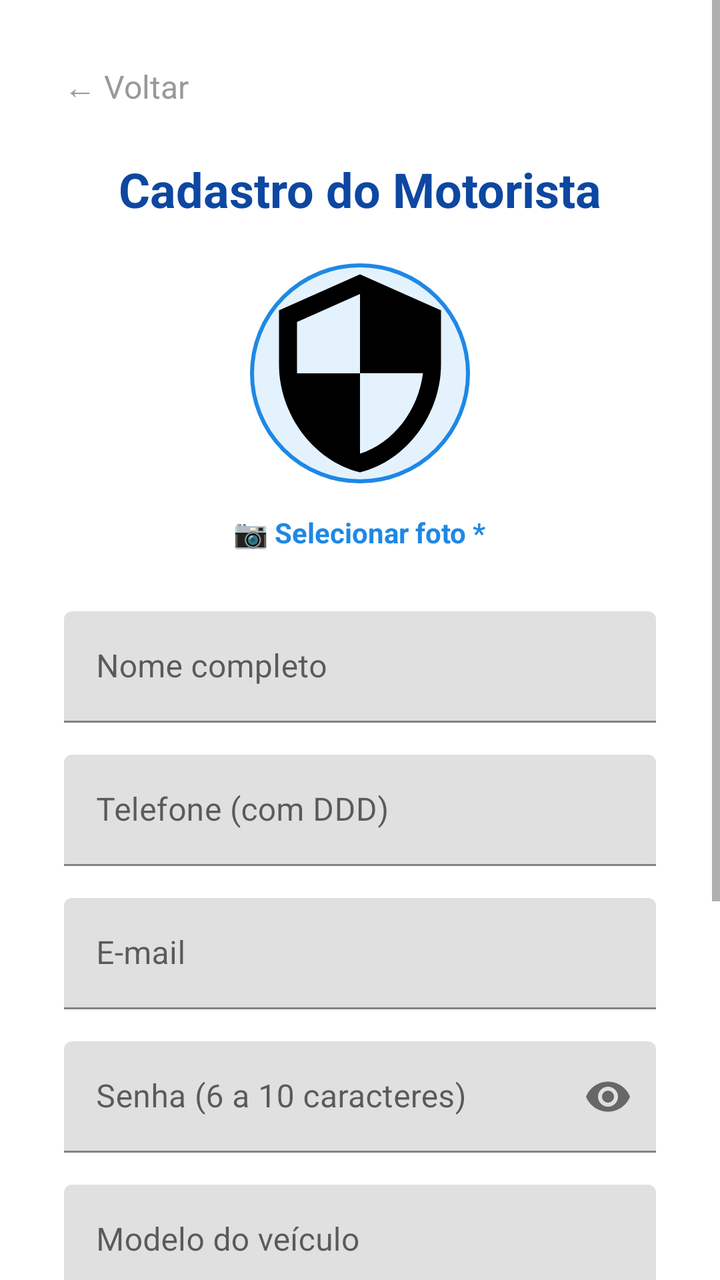
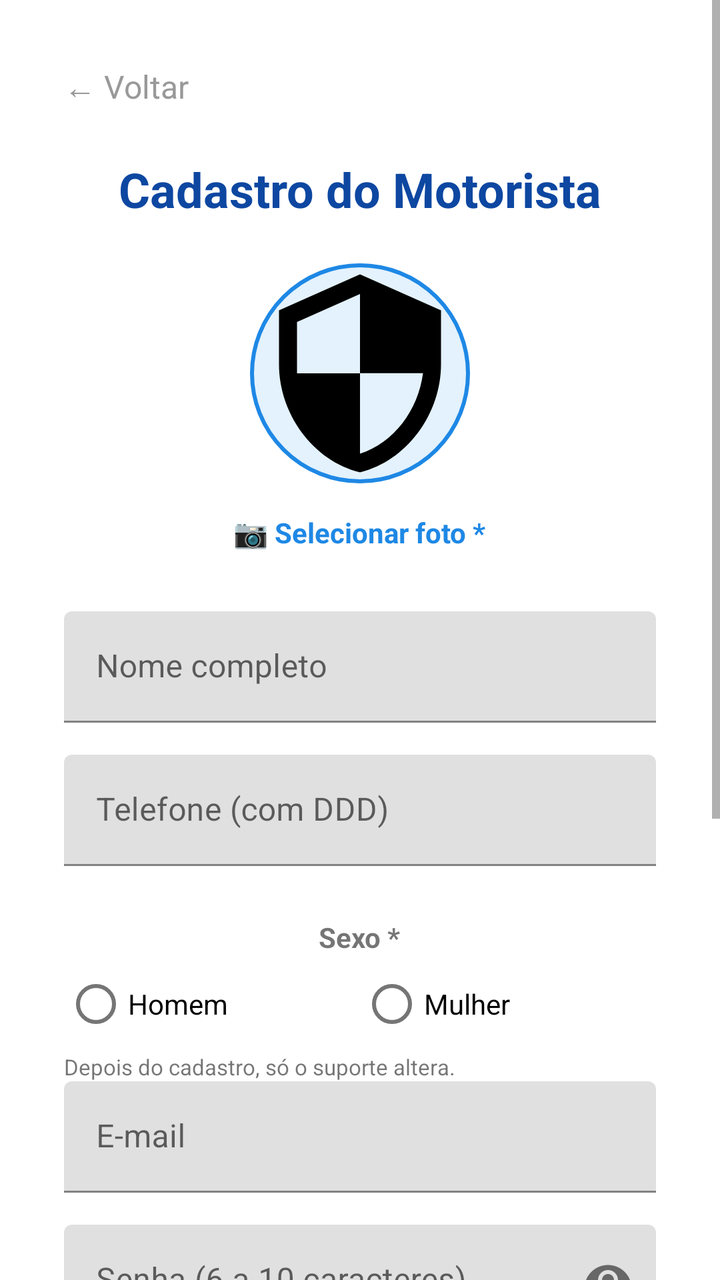

Compare the two renders of this Android layout. The source of the first and the diff that turns it into the second are given below.
<!-- AndroidManifest.xml: application theme Theme.MaterialComponents.Light.NoActionBar -->
<!-- res/layout/activity_cadastro_motorista.xml -->
<?xml version="1.0" encoding="utf-8"?>
<ScrollView xmlns:android="http://schemas.android.com/apk/res/android"
    xmlns:app="http://schemas.android.com/apk/res-auto"
    xmlns:tools="http://schemas.android.com/tools"
    android:layout_width="match_parent"
    android:layout_height="match_parent"
    android:background="@android:color/white"
    android:fillViewport="true"
    android:fitsSystemWindows="true">

    <LinearLayout
        android:layout_width="match_parent"
        android:layout_height="wrap_content"
        android:orientation="vertical"
        android:padding="32dp"
        android:paddingTop="48dp"
        tools:context=".CadastroMotoristaActivity">

        
        <TextView
            android:id="@+id/btnVoltar"
            android:layout_width="wrap_content"
            android:layout_height="wrap_content"
            android:text="← Voltar"
            android:textSize="16sp"
            android:textColor="#999999"
            android:clickable="true"
            android:focusable="true"
            android:background="?attr/selectableItemBackground"
            android:layout_marginBottom="24dp" />

        
        <LinearLayout
            android:layout_width="match_parent"
            android:layout_height="wrap_content"
            android:orientation="vertical"
            android:gravity="center_horizontal">

            <TextView
                android:id="@+id/tvTituloCadastro"
                android:layout_width="wrap_content"
                android:layout_height="wrap_content"
                android:text="Cadastro do Motorista"
                android:textSize="24sp"
                android:textStyle="bold"
                android:textColor="@color/motorista_azul_escuro"
                android:layout_marginBottom="20dp" />

            
            <com.google.android.material.imageview.ShapeableImageView
                android:id="@+id/ivFotoMotorista"
                android:layout_width="112dp"
                android:layout_height="112dp"
                android:background="@color/motorista_azul_claro"
                android:padding="2dp"
                android:scaleType="centerCrop"
                android:src="@drawable/ic_admin"
                app:shapeAppearanceOverlay="@style/AdminLogoCircular"
                app:strokeColor="@color/motorista_azul"
                app:strokeWidth="2dp" />

            <TextView
                android:id="@+id/tvSelecionarFotoMotorista"
                android:layout_width="wrap_content"
                android:layout_height="wrap_content"
                android:layout_marginTop="8dp"
                android:layout_marginBottom="24dp"
                android:background="?attr/selectableItemBackground"
                android:clickable="true"
                android:focusable="true"
                android:padding="6dp"
                android:text="📷 Selecionar foto *"
                android:textColor="@color/motorista_azul"
                android:textSize="14sp"
                android:textStyle="bold" />

            
            <com.google.android.material.textfield.TextInputLayout
                android:layout_width="match_parent"
                android:layout_height="wrap_content"
                android:layout_marginBottom="16dp"
                app:hintEnabled="true">

                <com.google.android.material.textfield.TextInputEditText
                    android:id="@+id/edtNome"
                    android:layout_width="match_parent"
                    android:layout_height="wrap_content"
                    android:hint="Nome completo"
                    android:inputType="textCapWords|textPersonName"
                    android:maxLines="1" />
            </com.google.android.material.textfield.TextInputLayout>

            
            <com.google.android.material.textfield.TextInputLayout
                android:layout_width="match_parent"
                android:layout_height="wrap_content"
                android:layout_marginBottom="16dp"
                app:hintEnabled="true">

                <com.google.android.material.textfield.TextInputEditText
                    android:id="@+id/edtTelefone"
                    android:layout_width="match_parent"
                    android:layout_height="wrap_content"
                    android:hint="Telefone (com DDD)"
                    android:inputType="phone"
                    android:maxLines="1" />
            </com.google.android.material.textfield.TextInputLayout>

            
            <com.google.android.material.textfield.TextInputLayout
                android:layout_width="match_parent"
                android:layout_height="wrap_content"
                android:layout_marginBottom="16dp"
                app:hintEnabled="true">

                <com.google.android.material.textfield.TextInputEditText
                    android:id="@+id/edtEmail"
                    android:layout_width="match_parent"
                    android:layout_height="wrap_content"
                    android:hint="E-mail"
                    android:inputType="textEmailAddress"
                    android:maxLines="1" />
            </com.google.android.material.textfield.TextInputLayout>

            
            <com.google.android.material.textfield.TextInputLayout
                android:id="@+id/tilSenha"
                android:layout_width="match_parent"
                android:layout_height="wrap_content"
                android:layout_marginBottom="16dp"
                app:hintEnabled="true"
                app:passwordToggleEnabled="true">

                <com.google.android.material.textfield.TextInputEditText
                    android:id="@+id/edtSenha"
                    android:layout_width="match_parent"
                    android:layout_height="wrap_content"
                    android:hint="Senha (6 a 10 caracteres)"
                    android:inputType="textPassword"
                    android:maxLength="10"
                    android:maxLines="1" />
            </com.google.android.material.textfield.TextInputLayout>

            
            <com.google.android.material.textfield.TextInputLayout
                android:layout_width="match_parent"
                android:layout_height="wrap_content"
                android:layout_marginBottom="16dp"
                app:hintEnabled="true">

                <com.google.android.material.textfield.TextInputEditText
                    android:id="@+id/edtVeiculo"
                    android:layout_width="match_parent"
                    android:layout_height="wrap_content"
                    android:hint="Modelo do veículo"
                    android:inputType="textCapWords"
                    android:maxLines="1" />
            </com.google.android.material.textfield.TextInputLayout>

            
            <com.google.android.material.textfield.TextInputLayout
                android:layout_width="match_parent"
                android:layout_height="wrap_content"
                android:layout_marginBottom="16dp"
                app:hintEnabled="true">

                <com.google.android.material.textfield.TextInputEditText
                    android:id="@+id/edtPlaca"
                    android:layout_width="match_parent"
                    android:layout_height="wrap_content"
                    android:hint="Placa do veículo"
                    android:inputType="textCapCharacters"
                    android:maxLines="1" />
            </com.google.android.material.textfield.TextInputLayout>

            
            <com.google.android.material.textfield.TextInputLayout
                android:layout_width="match_parent"
                android:layout_height="wrap_content"
                android:layout_marginBottom="24dp"
                app:hintEnabled="true">

                <com.google.android.material.textfield.TextInputEditText
                    android:id="@+id/edtCor"
                    android:layout_width="match_parent"
                    android:layout_height="wrap_content"
                    android:hint="Cor do veículo"
                    android:inputType="textCapWords"
                    android:maxLines="1" />
            </com.google.android.material.textfield.TextInputLayout>

            
            <com.google.android.material.button.MaterialButton
                android:id="@+id/btnCadastrar"
                android:layout_width="match_parent"
                android:layout_height="wrap_content"
                android:padding="14dp"
                android:text="CADASTRAR"
                android:textSize="16sp"
                android:textColor="@android:color/white"
                android:backgroundTint="#2196F3"
                app:cornerRadius="12dp" />
            
            <com.google.android.material.button.MaterialButton
                android:id="@+id/btnExcluir"
                style="@style/Widget.MaterialComponents.Button.OutlinedButton"
                android:layout_width="match_parent"
                android:layout_height="wrap_content"
                android:layout_marginTop="12dp"
                android:padding="12dp"
                android:text="EXCLUIR MEU CADASTRO"
                android:textColor="@color/admin_vermelho"
                android:visibility="gone"
                app:cornerRadius="12dp"
                app:strokeColor="@color/admin_vermelho" />


        </LinearLayout>
    </LinearLayout>
</ScrollView>
<!-- resources referenced by this layout -->
<resources>
  <color name="admin_vermelho">#D32F2F</color>
  <color name="motorista_azul">#1E88E5</color>
  <color name="motorista_azul_claro">#E3F2FD</color>
  <color name="motorista_azul_escuro">#0D47A1</color>
  <!-- drawable ic_admin (drawable) -->
  <vector xmlns:android="http://schemas.android.com/apk/res/android"
      android:width="24dp"
      android:height="24dp"
      android:viewportWidth="24"
      android:viewportHeight="24">
      <path
          android:fillColor="#FF000000"
          android:pathData="M12,1L3,5v6c0,5.55 3.84,10.74 9,12 5.16,-1.26 9,-6.45 9,-12V5l-9,-4zM12,11.99h7c-0.53,4.12 -3.28,7.79 -7,8.94V12H5V6.3l7,-3.11v8.8z"/>
  </vector>
  <style name="AdminLogoCircular">
          <item name="cornerFamily">rounded</item>
          <item name="cornerSize">50%</item>
      </style>
</resources>

<!-- the commit's change to res/layout/activity_cadastro_motorista.xml (unified diff, before → after) -->
@@ -107,6 +107,43 @@
             </com.google.android.material.textfield.TextInputLayout>
 
             
+            <TextView
+                android:id="@+id/tvRotuloSexo"
+                android:layout_width="wrap_content"
+                android:layout_height="wrap_content"
+                android:layout_marginTop="10dp"
+                android:text="Sexo *"
+                android:textStyle="bold" />
+
+            <RadioGroup
+                android:id="@+id/rgSexo"
+                android:layout_width="match_parent"
+                android:layout_height="wrap_content"
+                android:orientation="horizontal">
+                <RadioButton
+                    android:id="@+id/rgSexo_homem"
+                    android:layout_width="0dp"
+                    android:layout_weight="1"
+                    android:layout_height="wrap_content"
+                    android:tag="homem"
+                    android:text="Homem" />
+                <RadioButton
+                    android:id="@+id/rgSexo_mulher"
+                    android:layout_width="0dp"
+                    android:layout_weight="1"
+                    android:layout_height="wrap_content"
+                    android:tag="mulher"
+                    android:text="Mulher" />
+            </RadioGroup>
+
+            <TextView
+                android:id="@+id/tvAvisoSexo"
+                android:layout_width="match_parent"
+                android:layout_height="wrap_content"
+                android:text="Depois do cadastro, só o suporte altera."
+                android:textSize="11sp" />
+
+            
             <com.google.android.material.textfield.TextInputLayout
                 android:layout_width="match_parent"
                 android:layout_height="wrap_content"
